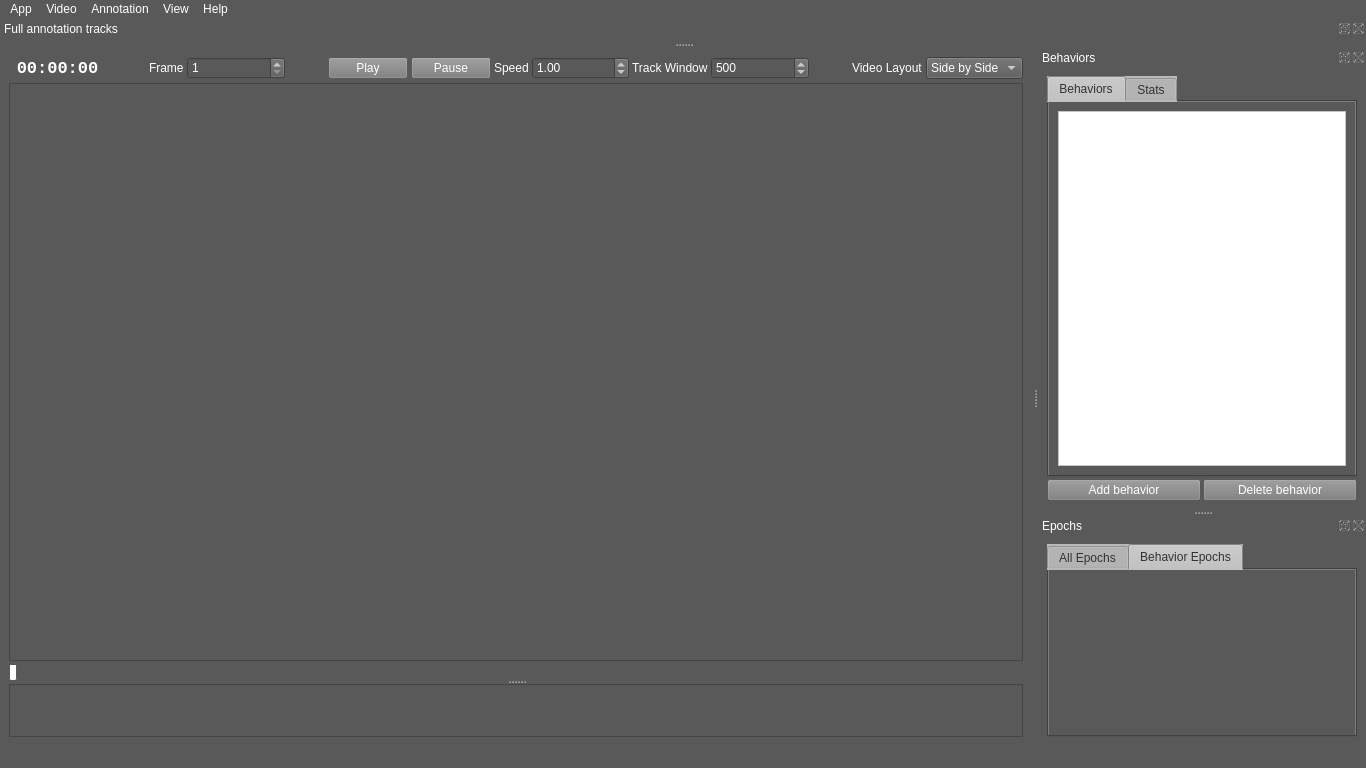
This is bannotator/ui/mainwindow.ui in hsingchien/Bannotator as Qt 5 draws it before an edit. The edited form follows.
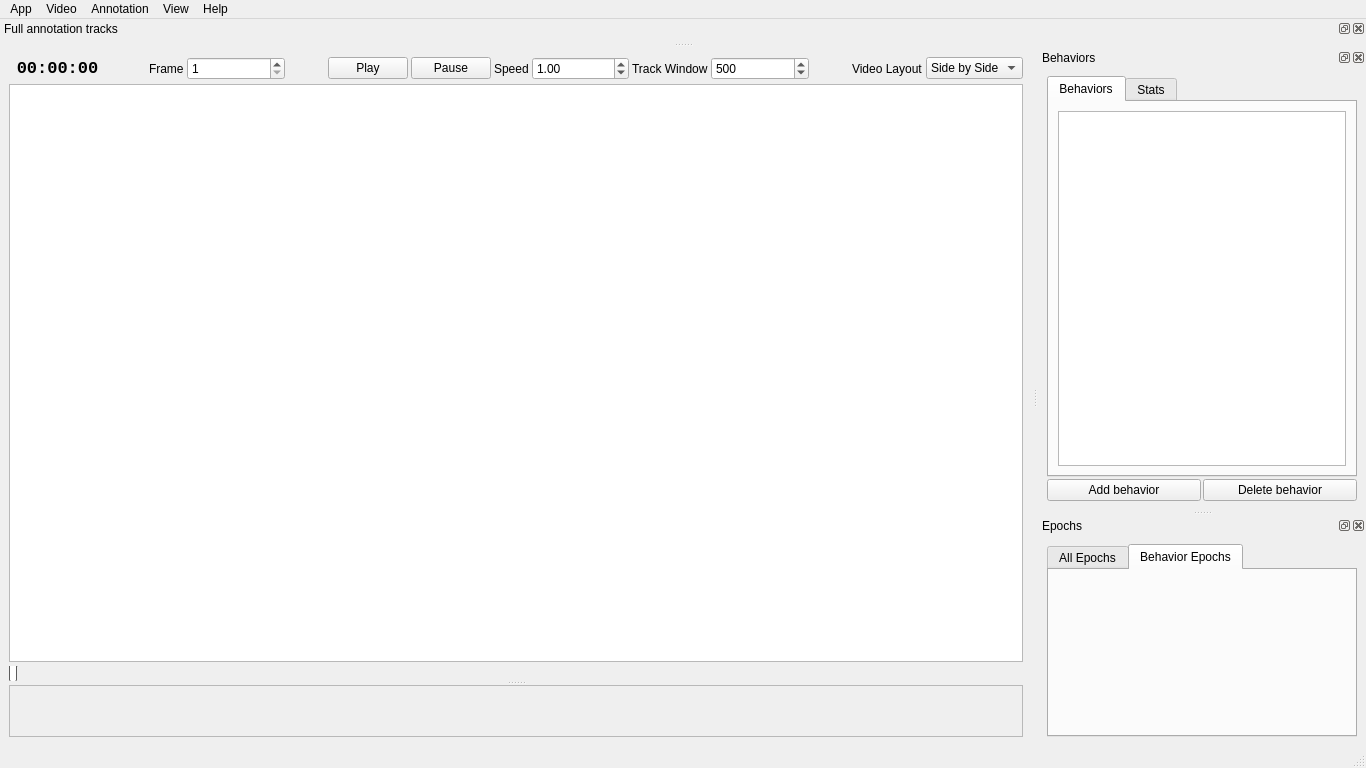
This is the edited form. Custom widgets are drawn as their Qt base class.

Commit message: revert style change

Diff of the .ui file:
```diff
--- a/bannotator/ui/mainwindow.ui
+++ b/bannotator/ui/mainwindow.ui
@@ -14,20 +14,7 @@
    <string>MainWindow</string>
   </property>
   <property name="styleSheet">
-   <string notr="true">QWidget { background-color: rgb(89, 89, 89); color: white }
-QPushButton{background-color: rgb(124, 124, 124)}
-QTabBar{background-color:rgb(184, 184, 184); color:rgb(50,50,50)}
-QMenuBar::item:selected{background-color:rgb(140, 140, 140)}
-QMenu::item:selected{background-color:rgb(140, 140, 140)}
-QMenu::item:disabled{color:rgb(170, 170, 170)}
-QTableView{
-selection-background-color:rgb(7, 156, 255);
-background-color:white;
-color:black
-}
-QHeaderView{color:black}
-
-</string>
+   <string notr="true"/>
   </property>
   <widget class="QWidget" name="centralwidget">
    <property name="sizePolicy">
```
The commit also changes 1 other file.
